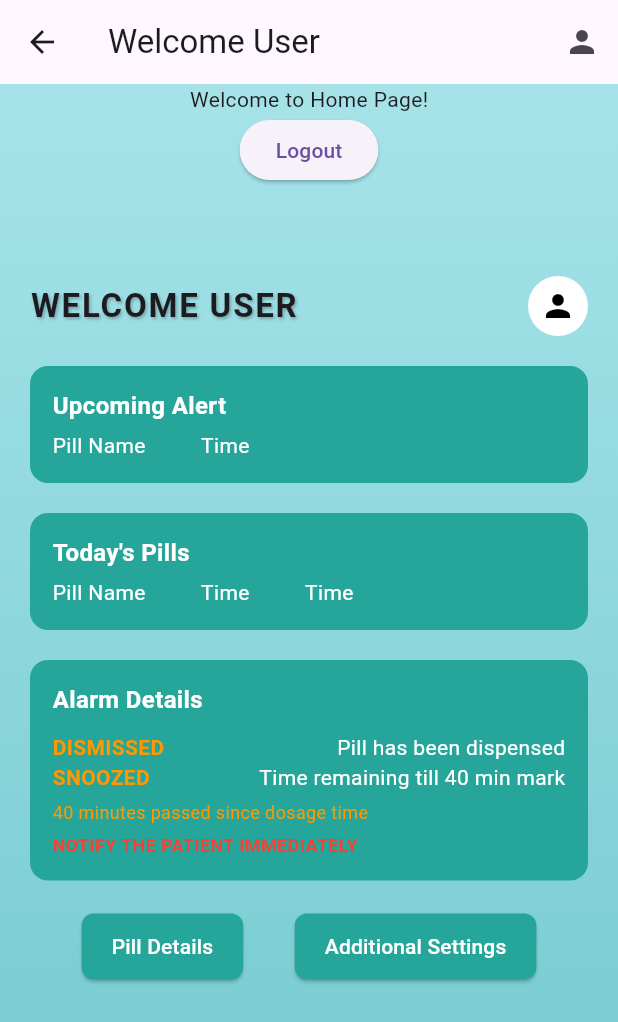
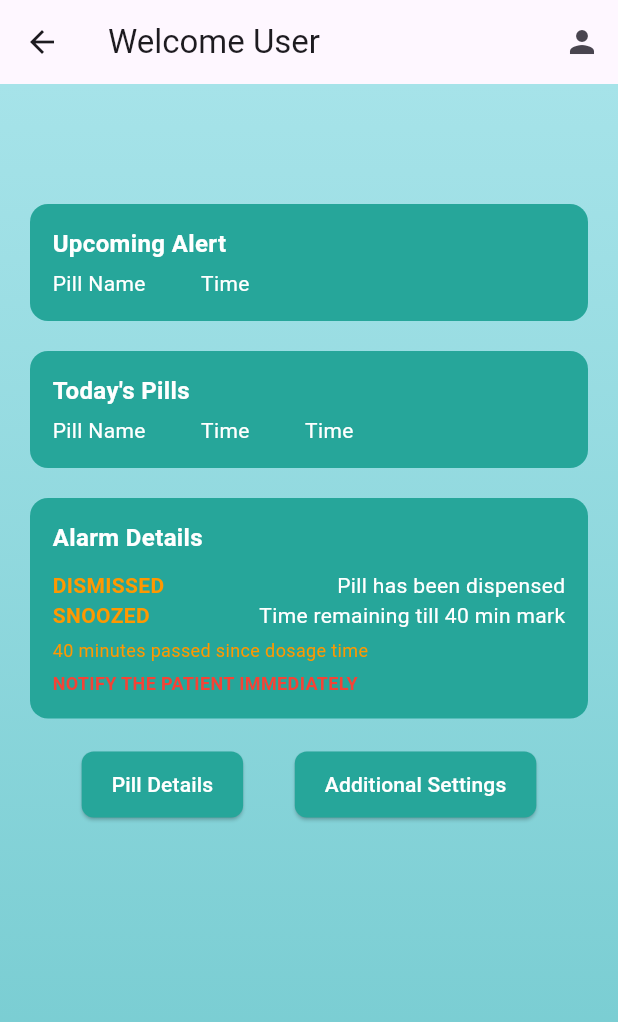
Before and after one commit to SohamGurav10/EYIC-2024-25, a Flutter app: the HomeScreen screen opened by its route, on a phone screen of 412 x 824 dp. Shown: the top 1022 px of the screen. Run offline on Flutter 3.47's test engine with Material 3 defaults, Android fonts, the light colour scheme and no system bars; our stand-ins replace firebase_auth, firebase_core, google_sign_in; accounts and stored records are empty.

Commit message:
updated home screen

```diff
--- a/lib/pages/home_page.dart
+++ b/lib/pages/home_page.dart
@@ -36,15 +36,6 @@ class HomeScreen extends StatelessWidget {
           children: [
             Column(
               mainAxisAlignment: MainAxisAlignment.center,
-              children: [
-                const Text("Welcome to Home Page!"),
-                ElevatedButton(
-                  onPressed: () {
-                    Navigator.pop(context); // Go back to Login Page
-                  },
-                  child: const Text("Logout"),
-                ),
-              ],
             ),
             Expanded(
               child: SingleChildScrollView(
@@ -53,32 +44,6 @@ class HomeScreen extends StatelessWidget {
                   crossAxisAlignment: CrossAxisAlignment.start,
                   children: [
                     const SizedBox(height: 40),
-                    Row(
-                      mainAxisAlignment: MainAxisAlignment.spaceBetween,
-                      children: [
-                        const Text(
-                          "WELCOME USER",
-                          style: TextStyle(
-                            fontSize: 22,
-                            fontWeight: FontWeight.bold,
-                            letterSpacing: 1.2,
-                            shadows: [
-                              Shadow(
-                                color: Colors.black26,
-                                blurRadius: 2,
-                                offset: Offset(1, 1),
-                              ),
-                            ],
-                          ),
-                        ),
-                        const CircleAvatar(
-                          radius: 20,
-                          backgroundColor: Colors.white,
-                          child:
-                              Icon(Icons.person, size: 24, color: Colors.black),
-                        ),
-                      ],
-                    ),
                     const SizedBox(height: 20),
                     _buildInfoBox("Upcoming Alert", "Pill Name          Time"),
                     const SizedBox(height: 20),
```
